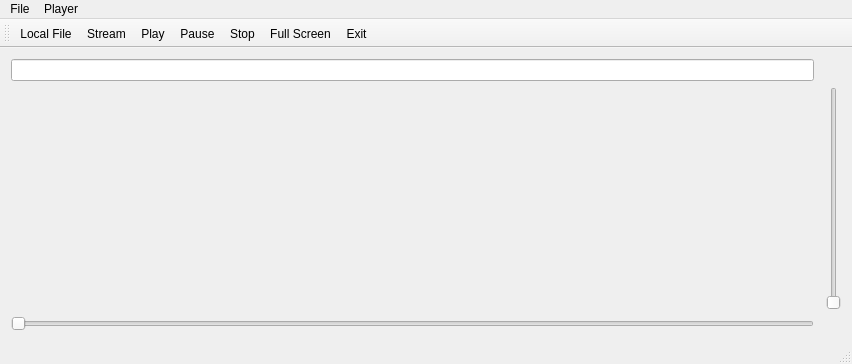
First picture: the form in mainwindow.ui, repository Zakhrov/WebPhonon-Qt5, before the edit.
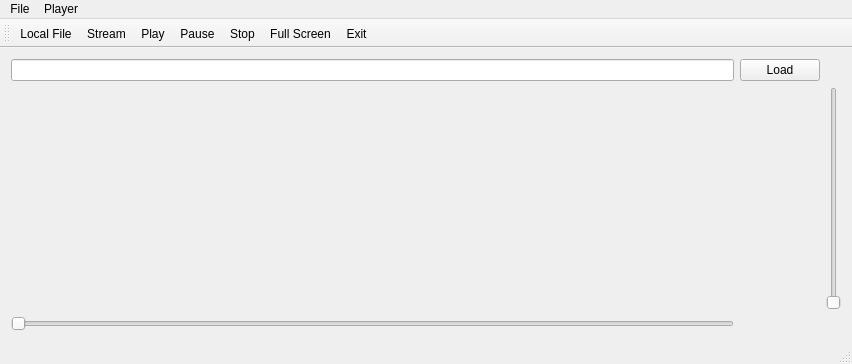
Second picture: the form after the edit. Icons and pictures are not drawn.

```diff
--- a/mainwindow.ui
+++ b/mainwindow.ui
@@ -35,6 +35,13 @@
     <item row="1" column="0" colspan="2">
      <layout class="QGridLayout" name="gridLayout"/>
     </item>
+    <item row="0" column="1">
+     <widget class="QPushButton" name="pushButton">
+      <property name="text">
+       <string>Load</string>
+      </property>
+     </widget>
+    </item>
    </layout>
   </widget>
   <widget class="QMenuBar" name="menuBar">
```
Left out of the diff: 18 changed lines with no effect on the pictures.
